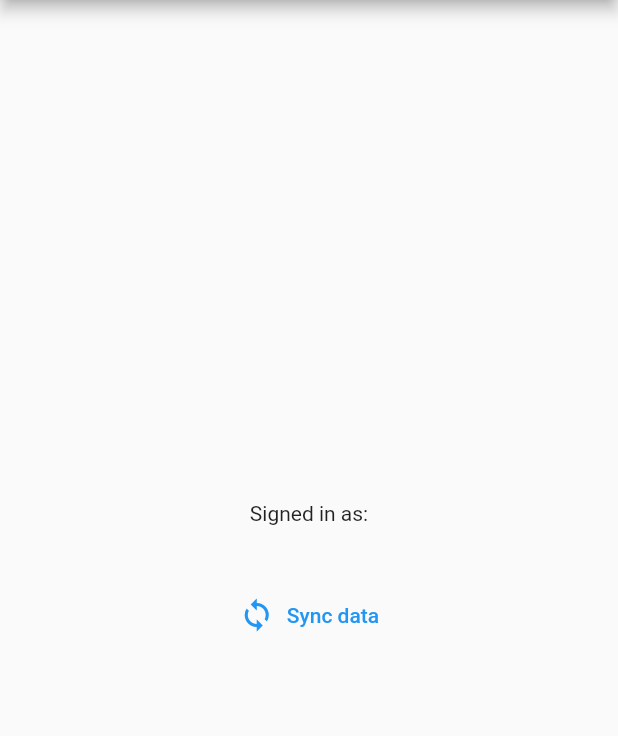
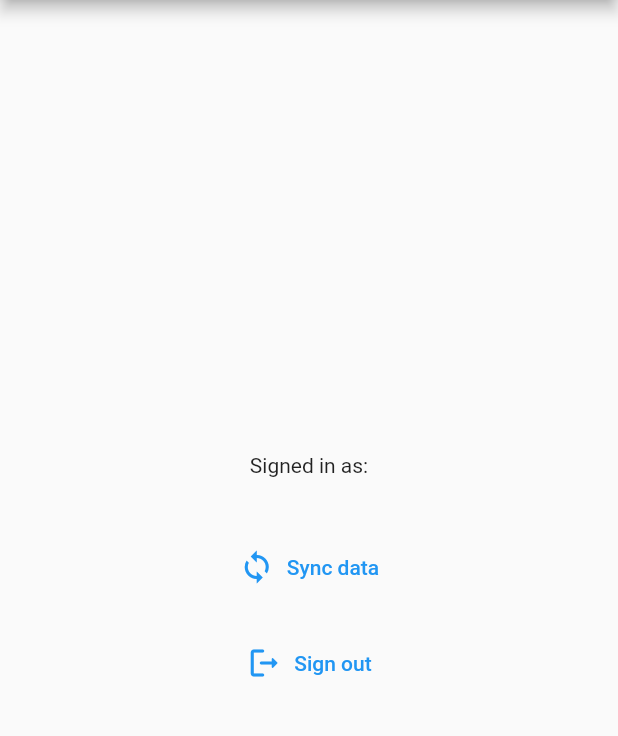
Before and after one commit to obywan/save_the_place2, a Flutter app: the AuthScreen screen opened by its route, on a phone screen of 412 x 824 dp, the part 84-820 px from its top. Run offline on Flutter 3.47's test engine with Material 2 defaults, Android fonts, the phone set to English and light mode, and no system bars; our stand-ins replace bloc, cloud_firestore, dotted_border, firebase_auth, firebase_core, flutter_bloc and 4 more; missing offline and left inert: cloud_firestore_web, firebase_auth_web, firebase_core_web, geolocator_web, google_sign_in_web, i69n and 2 more; accounts and stored records are empty.

Commit message:
login pipeline works fine

```diff
--- a/lib/ui/screens/auth_screen.dart
+++ b/lib/ui/screens/auth_screen.dart
@@ -1,16 +1,19 @@
 import 'package:firebase_auth/firebase_auth.dart';
 import 'package:flutter/material.dart';
-import 'package:flutter_bloc/flutter_bloc.dart';
-import 'package:google_sign_in/google_sign_in.dart';
-import 'package:save_the_place/bloc/firebase_sync/firebase_sync_bloc.dart';
 
-import '../../data/repositories/local_places_repository.dart';
-import '../../helpers/firebase_sync_helper.dart';
+import '../widgets/sign_in_page.dart';
+import '../widgets/user_page.dart';
 
-class AuthScreen extends StatelessWidget {
+class AuthScreen extends StatefulWidget {
   static const String route = '/auth_screen';
   const AuthScreen({Key? key}) : super(key: key);
 
+  @override
+  State<AuthScreen> createState() => _AuthScreenState();
+}
+
+class _AuthScreenState extends State<AuthScreen> {
+  bool _loading = false;
   @override
   Widget build(BuildContext context) {
     FirebaseAuth auth = FirebaseAuth.instance;
@@ -20,55 +23,18 @@ class AuthScreen extends StatelessWidget {
         title: Text('Account'),
       ),
       body: Center(
-        child: auth.currentUser != null ? _userDetails(context) : _getButton(),
+        child: _getContent(auth),
       ),
     );
   }
 
-  Widget _userDetails(BuildContext context) {
-    return Column(
-      crossAxisAlignment: CrossAxisAlignment.center,
-      mainAxisAlignment: MainAxisAlignment.center,
-      children: [
-        Text('Signed in as:'),
-        SizedBox(height: 8),
-        Text(
-          FirebaseAuth.instance.currentUser!.displayName ?? 'unknown',
-          style: Theme.of(context).textTheme.headline5,
-        ),
-        TextButton.icon(
-          onPressed: () {
-            BlocProvider.of<FirebaseSyncBloc>(context, listen: false).add(SyncPlaces());
-          },
-          label: Text('Sync data'),
-          icon: Icon(Icons.sync),
-        ),
-      ],
-    );
-  }
+  Widget _getContent(FirebaseAuth auth) => _loading
+      ? CircularProgressIndicator()
+      : (auth.currentUser != null ? UserPage(stateSetterCallback: setLoading) : SignInPage(setStateCallback: setLoading));
 
-  Widget _getButton() {
-    return Center(
-      child: TextButton.icon(onPressed: () => signInWithGoogle(), icon: Icon(Icons.account_circle), label: Text('Sing in')),
-    );
-  }
-
-  Future signInWithGoogle() async {
-    // Trigger the authentication flow
-    final GoogleSignInAccount? googleUser = await GoogleSignIn().signIn();
-    if (googleUser == null) return null;
-
-    // Obtain the auth details from the request
-    final GoogleSignInAuthentication? googleAuth = await googleUser.authentication;
-
-    if (googleAuth == null) return null;
-
-    // Create a new credential
-    final credential = GoogleAuthProvider.credential(
-      accessToken: googleAuth.accessToken,
-      idToken: googleAuth.idToken,
-    );
-
-    await FirebaseAuth.instance.signInWithCredential(credential);
+  void setLoading(bool b) {
+    setState(() {
+      _loading = b;
+    });
   }
 }
--- /dev/null
+++ b/lib/ui/widgets/user_page.dart
@@ -0,0 +1,46 @@
+import 'package:firebase_auth/firebase_auth.dart';
+import 'package:flutter/material.dart';
+import 'package:flutter_bloc/flutter_bloc.dart';
+import 'package:google_sign_in/google_sign_in.dart';
+
+import '../../bloc/firebase_sync/firebase_sync_bloc.dart';
+
+class UserPage extends StatelessWidget {
+  final Function stateSetterCallback;
+
+  const UserPage({Key? key, required this.stateSetterCallback}) : super(key: key);
+
+  @override
+  Widget build(BuildContext context) {
+    return Column(
+      crossAxisAlignment: CrossAxisAlignment.center,
+      mainAxisAlignment: MainAxisAlignment.center,
+      children: [
+        Text('Signed in as:'),
+        SizedBox(height: 8),
+        Text(
+          FirebaseAuth.instance.currentUser!.displayName ?? 'unknown',
+          style: Theme.of(context).textTheme.headline5,
+        ),
+        TextButton.icon(
+          onPressed: () {
+            BlocProvider.of<FirebaseSyncBloc>(context, listen: false).add(SyncPlaces());
+          },
+          label: Text('Sync data'),
+          icon: Icon(Icons.sync),
+        ),
+        SizedBox(height: 16),
+        TextButton.icon(
+          onPressed: signOut,
+          label: Text('Sign out'),
+          icon: Icon(Icons.logout_rounded),
+        ),
+      ],
+    );
+  }
+
+  Future<void> signOut() async {
+    await FirebaseAuth.instance.signOut();
+    stateSetterCallback(false);
+  }
+}
```
Also changed, not shown: lib/ui/widgets/sign_in_page.dart (added, +42 -0 lines), 1 other file.
